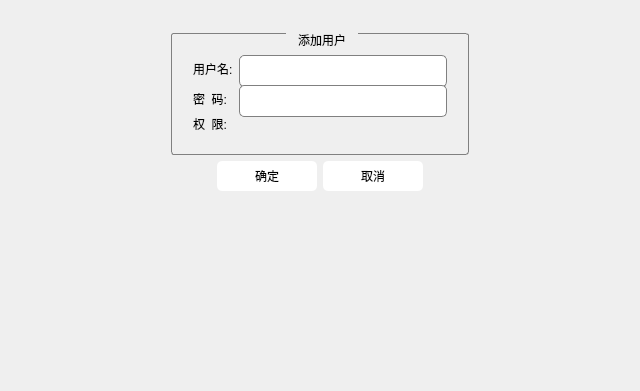
Above: Demo/deadduserdlg.ui from 13438120136/XDemo before the change. Below: the same form after it.
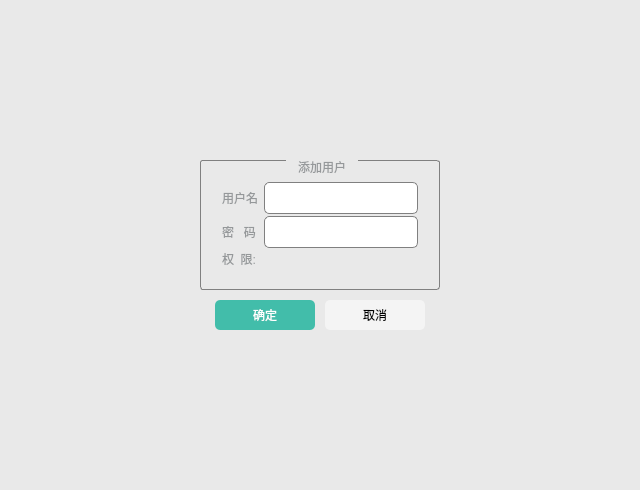
That is the form after the change. Custom widgets are drawn as their Qt base class.

```diff
--- a/Demo/deadduserdlg.ui
+++ b/Demo/deadduserdlg.ui
@@ -7,29 +7,31 @@
     <x>0</x>
     <y>0</y>
     <width>640</width>
-    <height>391</height>
+    <height>480</height>
    </rect>
   </property>
   <property name="windowTitle">
    <string>DeAddUserDlg</string>
   </property>
   <property name="styleSheet">
-   <string notr="true">QLineEdit
+   <string notr="true">#DeAddUserDlg
+{
+   	background-color:#E9E9E9;
+}
+
+QLineEdit
 {
 border:1px solid gray;
 border-radius:5px;
 min-height:30px;
-font: 16pt &quot;新宋体&quot;;
-}
-
-#widget_2
-{
-min-height:30px;
+max-height:30px;
+font: 14px &quot;微软雅黑&quot;;
 }
 
 QLabel
 {
-font: 14pt &quot;新宋体&quot;;
+    font: 14px &quot;微软雅黑&quot;;
+	color: #95989A;
 }
 
 QGroupBox {
@@ -37,6 +39,8 @@
      border-radius: 3px;
      margin-top: 2ex; /* leave space at the top for the title */
      padding: 10px;
+     color: #95989A;
+     font: 14px &quot;微软雅黑&quot;;
  }
 
  QGroupBox::title {
@@ -47,50 +51,60 @@
                                        stop: 0 #FFOECE, stop: 1 #FFFFFF);
  }
 
-QPushButton {
-    
-	font: bold 16pt &quot;新宋体&quot;;
-	background-color: rgb(244, 244, 244);
-     border: 0px solid #8f8f91;
-     border-radius: 5px;
-     min-width: 100px;
-     min-height: 30px;
- }
-
- QPushButton:pressed {
-	background-color: rgb(255, 255, 255);
- }
-
-</string>
-  </property>
-  <layout class="QGridLayout" name="gridLayout_4">
-   <item row="0" column="0">
-    <widget class="QWidget" name="widget_3" native="true">
-     <property name="styleSheet">
-      <string notr="true">
-QPushButton::focus
-{
-    color: rgb(254, 255, 253);
-    background-color: rgb(66, 189, 170);
-}
-
-QPushButton::!focus
+QPushButton 
 {    
-	color: rgb(0, 0, 0);
-    background-color: rgb(255, 255, 255);
-}
+	font: bold 14px &quot;微软雅黑&quot;;
+	background-color: rgb(244, 244, 244);
+    border:none;
+    border-radius: 5px;
+    min-width: 100px;
+    min-height: 30px;
+ }
+
 </string>
      </property>
      <layout class="QGridLayout" name="gridLayout_3">
+   <property name="leftMargin">
+    <number>200</number>
+   </property>
+   <property name="topMargin">
+    <number>160</number>
+   </property>
+   <property name="rightMargin">
+    <number>200</number>
+   </property>
+   <property name="bottomMargin">
+    <number>160</number>
+   </property>
+   <property name="spacing">
+    <number>0</number>
+   </property>
       <item row="0" column="0">
        <widget class="QWidget" name="widget" native="true">
+     <property name="maximumSize">
+      <size>
+       <width>16777215</width>
+       <height>16777215</height>
+      </size>
+     </property>
         <property name="styleSheet">
-         <string notr="true">max-width: 320px;
-max-height:180px;</string>
+      <string notr="true"/>
         </property>
         <layout class="QGridLayout" name="gridLayout_2">
+      <property name="margin">
+       <number>0</number>
+      </property>
+      <property name="spacing">
+       <number>10</number>
+      </property>
          <item row="0" column="0" colspan="4">
           <widget class="QGroupBox" name="groupBox">
+        <property name="maximumSize">
+         <size>
+          <width>16777215</width>
+          <height>16777215</height>
+         </size>
+        </property>
            <property name="title">
             <string>添加用户</string>
            </property>
@@ -107,7 +121,7 @@
                </size>
               </property>
               <property name="text">
-               <string>用户名:</string>
+            <string>用户名</string>
               </property>
              </widget>
             </item>
@@ -127,7 +141,7 @@
                </size>
               </property>
               <property name="text">
-               <string>密  码:</string>
+            <string>密   码</string>
               </property>
              </widget>
             </item>
@@ -175,6 +189,13 @@
          </item>
          <item row="1" column="1">
           <widget class="QPushButton" name="okBtn">
+        <property name="styleSheet">
+         <string notr="true">QPushButton 
+{
+	background-color: #42BDAA;
+    color: #FFFFFF;
+}</string>
+        </property>
            <property name="text">
             <string>确定</string>
            </property>
@@ -211,20 +232,8 @@
       </item>
      </layout>
     </widget>
-   </item>
-   <item row="1" column="0">
-    <widget class="DeVirtualKeyboradWidget" name="keyBoradWidget" native="true"/>
-   </item>
-  </layout>
- </widget>
  <layoutdefault spacing="6" margin="11"/>
  <customwidgets>
-  <customwidget>
-   <class>DeVirtualKeyboradWidget</class>
-   <extends>QWidget</extends>
-   <header location="global">devirtualkeyboradwidget.h</header>
-   <container>1</container>
-  </customwidget>
   <customwidget>
    <class>DeComboBox</class>
    <extends>QWidget</extends>
```
Lines whose indentation alone changed are shown as unchanged.
